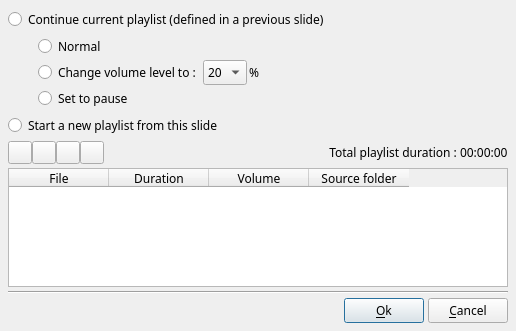
This is src/ffDiaporama/DlgMusic/DlgMusicProperties.ui in boenki/ffdiaporama as Qt 5 draws it before an edit. The edited form follows.
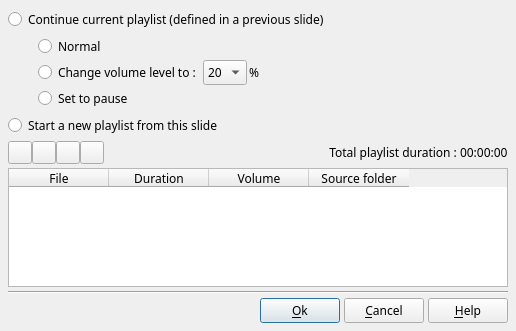
This is the edited form. Icons and pictures are not drawn.

What changed in the file:
```diff
--- a/src/ffDiaporama/DlgMusic/DlgMusicProperties.ui
+++ b/src/ffDiaporama/DlgMusic/DlgMusicProperties.ui
@@ -427,6 +427,20 @@
        </property>
       </widget>
      </item>
+     <item>
+      <widget class="QPushButton" name="HelpBt">
+       <property name="toolTip">
+        <string>Show help about this dialogue box</string>
+       </property>
+       <property name="text">
+        <string>&amp;Help</string>
+       </property>
+       <property name="icon">
+        <iconset resource="../../../RSCffDiaporama.qrc">
+         <normaloff>:/img/help.png</normaloff>:/img/help.png</iconset>
+       </property>
+      </widget>
+     </item>
     </layout>
    </item>
   </layout>
```
Left out of the diff: 40 changed lines with no effect on the pictures.
